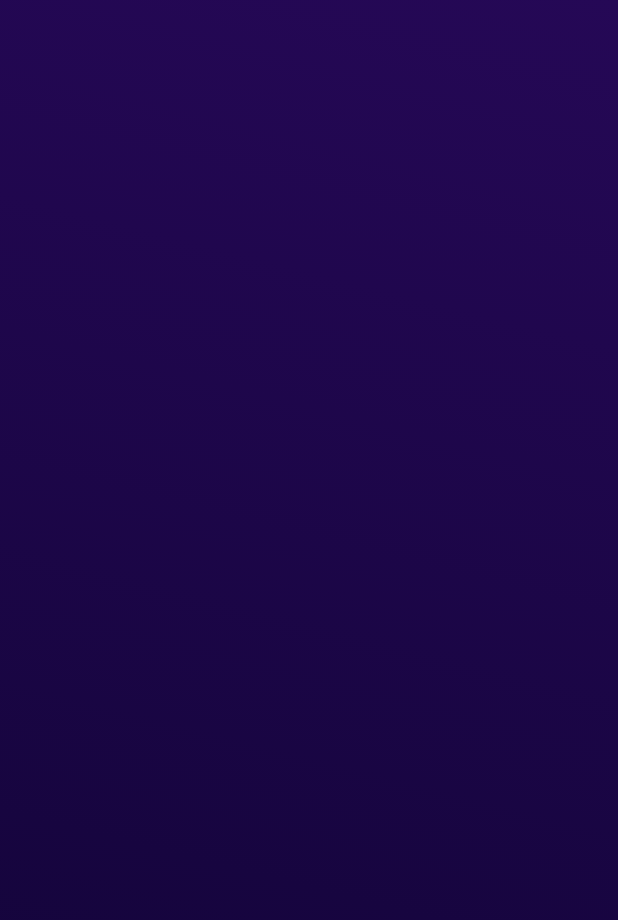
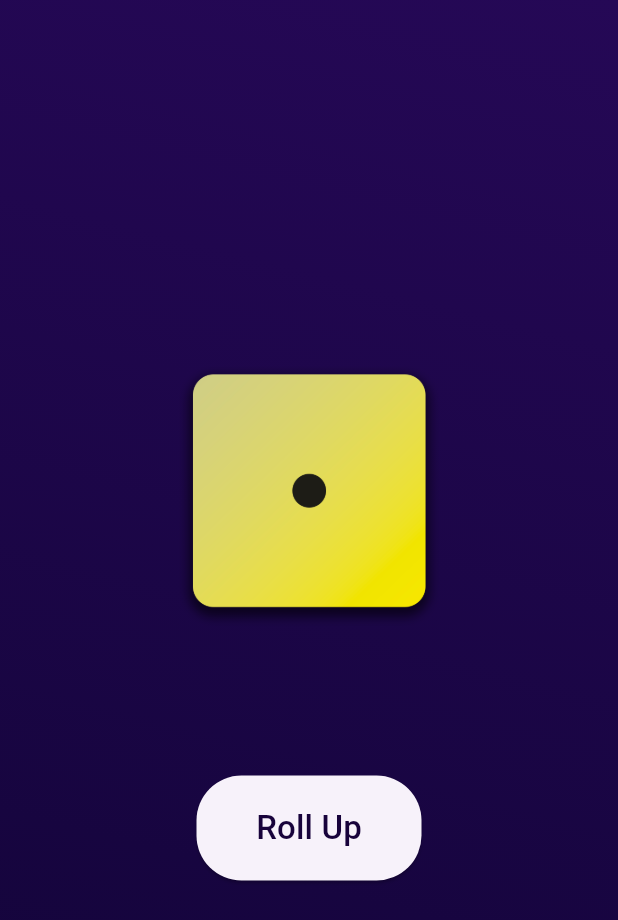
Before and after one commit to meetshaheer/Dice-Game-App, a Flutter app: the screen it shows after launch, on a phone screen of 412 x 824 dp. Shown: the top 920 px of the screen. Run offline on Flutter 3.47's test engine with Material 3 defaults, Android fonts, the phone set to English and light mode, and no system bars.

Commit message:
Set Random Numbers with Dice rolling on Onpressed of Elevated Button

```diff
--- a/dice/lib/main.dart
+++ b/dice/lib/main.dart
@@ -1,3 +1,5 @@
+import 'dart:math';
+
 import 'package:flutter/material.dart';
 
 void main(List<String> args) {
@@ -16,8 +18,22 @@ class myApp extends StatelessWidget {
   }
 }
 
-class dice extends StatelessWidget {
+class dice extends StatefulWidget {
   const dice({super.key});
+
+  @override
+  State<dice> createState() => _diceState();
+}
+
+class _diceState extends State<dice> {
+  var activeDiceImage = "assets/images/dice-1.png";
+
+  rollDice() {
+    var randomNumber = Random().nextInt(6) + 1;
+    setState(() {
+      activeDiceImage = "assets/images/dice-$randomNumber.png";
+    });
+  }
 
   @override
   Widget build(BuildContext context) {
@@ -33,6 +49,41 @@ class dice extends StatelessWidget {
             end: Alignment.bottomCenter,
           ),
         ),
+        child: Center(
+          child: Column(
+            mainAxisAlignment: MainAxisAlignment.center,
+            children: [
+              Image.asset(
+                activeDiceImage,
+                width: 180,
+              ),
+              SizedBox(
+                height: 100,
+              ),
+              SizedBox(
+                height: 70,
+                width: 150,
+                child: ElevatedButton(
+                  onPressed: () {
+                    rollDice();
+                  },
+                  child: const Text(
+                    "Roll Up",
+                    style: TextStyle(
+                        fontSize: 22, color: Color.fromARGB(255, 24, 3, 59)),
+                  ),
+                  style: ButtonStyle(
+                    shape: MaterialStatePropertyAll<RoundedRectangleBorder>(
+                      RoundedRectangleBorder(
+                        borderRadius: BorderRadius.circular(30),
+                      ),
+                    ),
+                  ),
+                ),
+              ),
+            ],
+          ),
+        ),
       ),
     );
   }
```
Also changed, not shown: dice/pubspec.yaml (+1 -8 lines).
